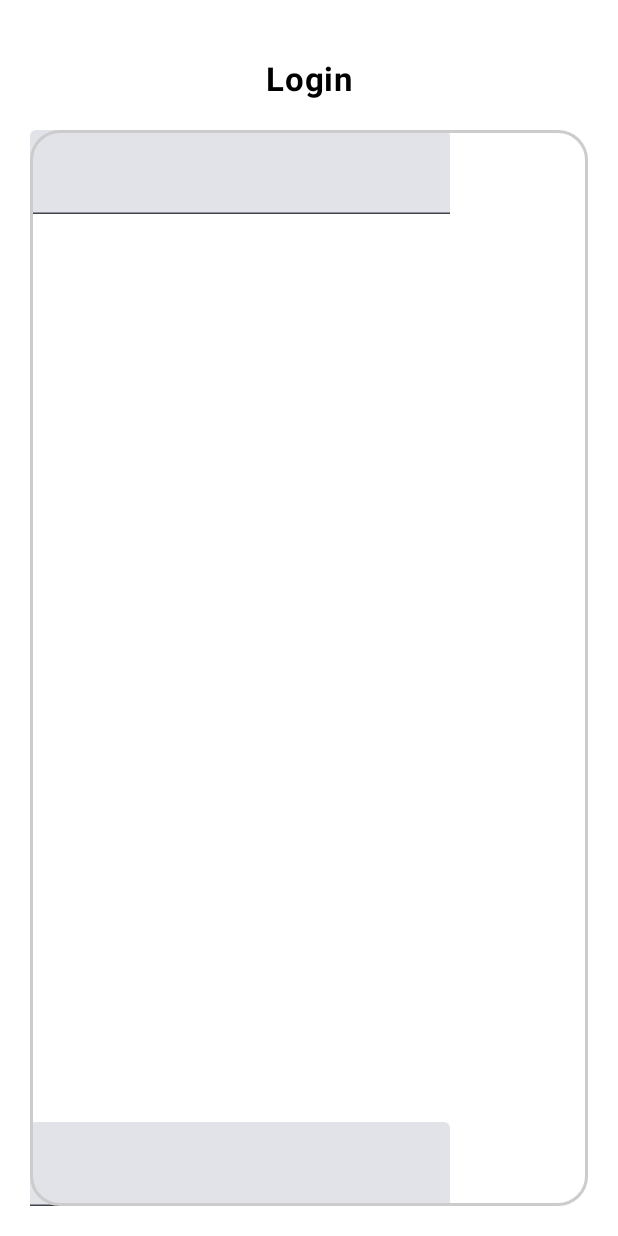
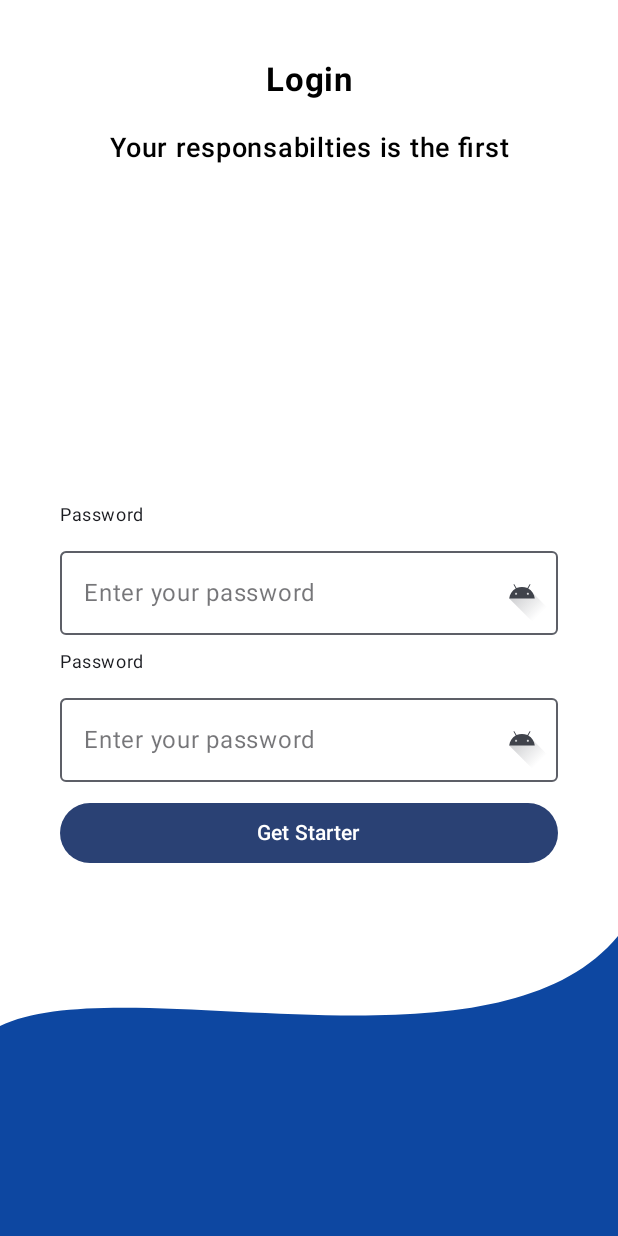
Before and after one commit to yoryi44/PaymentReminder, an Android app built with Jetpack Compose: the screen it shows after launch (MainActivity), after a tap on "Skip", on a phone screen of 412 x 824 dp. Run offline under Robolectric (Android 15) with nearby library versions, the phone set to English and light mode, and no system bars; our stand-ins replace accompanist.

Commit message:
Second Commit Login

```diff
--- a/app/src/main/java/com/example/paymentreminder/authentication/presentation/login/LoginScreen.kt
+++ b/app/src/main/java/com/example/paymentreminder/authentication/presentation/login/LoginScreen.kt
@@ -1,17 +1,31 @@
 package com.example.paymentreminder.authentication.presentation.login
 
+import androidx.compose.foundation.BorderStroke
+import androidx.compose.foundation.Image
 import androidx.compose.foundation.background
+import androidx.compose.foundation.border
+import androidx.compose.foundation.layout.Box
 import androidx.compose.foundation.layout.Column
+import androidx.compose.foundation.layout.aspectRatio
 import androidx.compose.foundation.layout.fillMaxSize
 import androidx.compose.foundation.layout.fillMaxWidth
+import androidx.compose.foundation.layout.height
 import androidx.compose.foundation.layout.padding
+import androidx.compose.foundation.layout.size
+import androidx.compose.foundation.shape.RoundedCornerShape
 import androidx.compose.material3.MaterialTheme
 import androidx.compose.runtime.Composable
+import androidx.compose.ui.Alignment
 import androidx.compose.ui.Modifier
 import androidx.compose.ui.graphics.Color
+import androidx.compose.ui.graphics.graphicsLayer
+import androidx.compose.ui.layout.ContentScale
+import androidx.compose.ui.res.painterResource
 import androidx.compose.ui.text.style.TextAlign
 import androidx.compose.ui.unit.dp
+import com.example.paymentreminder.R
 import com.example.paymentreminder.authentication.presentation.login.components.LoginForm
+import com.example.paymentreminder.core.presentation.PaymentReminderSubtitle
 import com.example.paymentreminder.core.presentation.PaymentReminderTitle
 
 @Composable
@@ -19,13 +33,24 @@ fun LoginScreen(
     modifier: Modifier = Modifier
 ) {
 
-    Column(
+    Box(
         modifier = modifier
             .fillMaxSize()
             .background(MaterialTheme.colorScheme.onSecondary)
+    ) {
+        //FONDO DE PANTALLA LOGIN
+        Image(
+            painter = painterResource(id = R.drawable.background_login),
+            contentDescription = null,
+            modifier = Modifier
+                .fillMaxWidth()
+                .align(Alignment.BottomCenter),
+            contentScale = ContentScale.FillBounds,
+        )
+        Column(
+            modifier = Modifier
                 .padding(20.dp)
         ) {
-
             PaymentReminderTitle(
                 title = "Login",
                 color = Color.Black,
@@ -34,7 +59,14 @@ fun LoginScreen(
                     .fillMaxWidth(),
                 textAlign = TextAlign.Center
             )
+            PaymentReminderSubtitle(
+                subtitle = "Your responsabilties is the first",
+                color = Color.Black,
+                textAlign = TextAlign.Center,
+                modifier = modifier.fillMaxWidth()
+            )
             LoginForm();
+        }
     }
 
 }
--- a/app/src/main/java/com/example/paymentreminder/authentication/presentation/login/components/LoginForm.kt
+++ b/app/src/main/java/com/example/paymentreminder/authentication/presentation/login/components/LoginForm.kt
@@ -1,16 +1,26 @@
 package com.example.paymentreminder.authentication.presentation.login.components
 
 import androidx.compose.foundation.BorderStroke
+import androidx.compose.foundation.Image
 import androidx.compose.foundation.border
 import androidx.compose.foundation.layout.Arrangement
 import androidx.compose.foundation.layout.Column
+import androidx.compose.foundation.layout.Spacer
 
 import androidx.compose.foundation.layout.fillMaxSize
+import androidx.compose.foundation.layout.fillMaxWidth
+import androidx.compose.foundation.layout.padding
+import androidx.compose.foundation.layout.size
 import androidx.compose.foundation.shape.RoundedCornerShape
 import androidx.compose.runtime.Composable
+import androidx.compose.ui.Alignment
 import androidx.compose.ui.Modifier
 import androidx.compose.ui.graphics.Color
+import androidx.compose.ui.res.painterResource
 import androidx.compose.ui.unit.dp
+import com.example.paymentreminder.R
+import com.example.paymentreminder.core.presentation.PaymentRemainderButton
+import com.example.paymentreminder.core.presentation.PaymentReminderSubtitle
 import com.example.paymentreminder.core.presentation.PaymentReminderTextField
 
 @Composable
@@ -19,13 +29,16 @@ fun LoginForm() {
     Column(
         modifier = Modifier
             .fillMaxSize()
-            .border(
-                BorderStroke(2.dp, Color.LightGray),
-                shape = RoundedCornerShape(20.dp)
-            ),
-        verticalArrangement = Arrangement.SpaceBetween
+            .padding(20.dp),
+            horizontalAlignment = Alignment.CenterHorizontally,
+            verticalArrangement = Arrangement.SpaceEvenly
     ) {
-        PaymentReminderTextField()
-        PaymentReminderTextField()
+        Column {
+            PaymentReminderTextField(modifier = Modifier.fillMaxWidth())
+            Spacer(modifier = Modifier.size(10.dp))
+            PaymentReminderTextField(modifier = Modifier.fillMaxWidth())
+            Spacer(modifier = Modifier.size(10.dp))
+            PaymentRemainderButton(onClick = {}, modifier = Modifier.fillMaxWidth())
+        }
     }
 }
--- a/app/src/main/java/com/example/paymentreminder/core/presentation/PaymentRemainderButton.kt
+++ b/app/src/main/java/com/example/paymentreminder/core/presentation/PaymentRemainderButton.kt
@@ -1,16 +1,24 @@
 package com.example.paymentreminder.core.presentation
 
 import androidx.compose.material3.Button
+import androidx.compose.material3.ButtonColors
+import androidx.compose.material3.ButtonDefaults
+import androidx.compose.material3.MaterialTheme
 import androidx.compose.material3.Text
 import androidx.compose.runtime.Composable
 import androidx.compose.ui.Modifier
+import androidx.compose.ui.graphics.Color
 
 @Composable
 fun PaymentRemainderButton(
     modifier: Modifier = Modifier,
     onClick: () -> Unit
 ) {
-    Button(onClick = onClick, modifier = modifier) {
+    Button(
+        onClick = onClick, modifier = modifier, colors = ButtonDefaults.buttonColors(
+            containerColor = MaterialTheme.colorScheme.primary
+        )
+    ) {
         Text(text = "Get Starter")
     }
 }
--- a/app/src/main/java/com/example/paymentreminder/core/presentation/PaymentReminderTextField.kt
+++ b/app/src/main/java/com/example/paymentreminder/core/presentation/PaymentReminderTextField.kt
@@ -1,9 +1,68 @@
 package com.example.paymentreminder.core.presentation
 
-import androidx.compose.material3.TextField
+import androidx.compose.foundation.layout.Column
+import androidx.compose.foundation.layout.fillMaxWidth
+import androidx.compose.foundation.layout.padding
+import androidx.compose.material.ContentAlpha
+import androidx.compose.material3.Icon
+import androidx.compose.material3.IconButton
+import androidx.compose.material3.MaterialTheme
+import androidx.compose.material3.OutlinedTextField
+import androidx.compose.material3.OutlinedTextFieldDefaults
+import androidx.compose.material3.Text
+import androidx.compose.material3.TextFieldDefaults
 import androidx.compose.runtime.Composable
+import androidx.compose.runtime.getValue
+import androidx.compose.runtime.mutableStateOf
+import androidx.compose.runtime.remember
+import androidx.compose.runtime.setValue
+import androidx.compose.ui.Modifier
+import androidx.compose.ui.graphics.vector.ImageVector
+import androidx.compose.ui.res.vectorResource
+import androidx.compose.ui.text.input.PasswordVisualTransformation
+import androidx.compose.ui.text.input.VisualTransformation
+import androidx.compose.ui.unit.dp
+import com.example.paymentreminder.R
 
 @Composable
-fun PaymentReminderTextField() {
-    TextField(value = "", onValueChange = {})
+fun PaymentReminderTextField(
+    modifier: Modifier = Modifier
+) {
+    var password by remember { mutableStateOf("") }
+    var passwordVisibility by remember { mutableStateOf(false) }
+
+    val passwordVisibilityIcon: ImageVector = if (passwordVisibility) {
+        ImageVector.vectorResource(id = R.drawable.ic_launcher_foreground) // Replace with your own icons
+    } else {
+        ImageVector.vectorResource(id = R.drawable.ic_launcher_foreground) // Replace with your own icons
+    }
+
+    Column(
+        modifier = modifier
+    ) {
+        Text(
+            text = "Password",
+            style = MaterialTheme.typography.bodySmall,
+            modifier = Modifier.padding(bottom = 8.dp)
+        )
+        OutlinedTextField(
+            value = password,
+            onValueChange = { password = it },
+            label = { Text("Enter your password") },
+            placeholder = { Text("********") },
+            visualTransformation = if (passwordVisibility) VisualTransformation.None else PasswordVisualTransformation(),
+            trailingIcon = {
+                IconButton(onClick = { passwordVisibility = !passwordVisibility }) {
+                    Icon(imageVector = passwordVisibilityIcon, contentDescription = null)
+                }
+            },
+            modifier = Modifier.fillMaxWidth(),
+            colors = OutlinedTextFieldDefaults.colors(
+                focusedTextColor = MaterialTheme.colorScheme.onSurface,
+                unfocusedTextColor = MaterialTheme.colorScheme.onSurface.copy(alpha = ContentAlpha.medium),
+                focusedLabelColor = MaterialTheme.colorScheme.primary,
+                unfocusedLabelColor = MaterialTheme.colorScheme.onSurface.copy(alpha = ContentAlpha.medium),
+            )
+        )
+    }
 }
--- /dev/null
+++ b/app/src/main/res/drawable/background_login.xml
@@ -0,0 +1,19 @@
+<vector xmlns:android="http://schemas.android.com/apk/res/android"
+    android:width="200dp"
+    android:height="200dp"
+    android:viewportWidth="200"
+    android:viewportHeight="200">
+
+    <!-- Fondo azul -->
+    <path
+        android:fillColor="@color/white"
+        android:pathData="M0,0h200v200H0z" />
+
+    <!-- Forma curva negra -->
+    <path
+        android:fillColor="@color/blue_900"
+        android:pathData="M0,60
+                         C40,20,160,100,200,0
+                         L200,200
+                         L0,200z" />
+</vector>
--- a/app/src/main/res/values/colors.xml
+++ b/app/src/main/res/values/colors.xml
@@ -7,4 +7,10 @@
     <color name="teal_700">#FF018786</color>
     <color name="black">#FF000000</color>
     <color name="white">#FFFFFFFF</color>
+
+    <color name="blue_50">#FFE3F2FD</color>
+    <color name="blue_200">#FF90CAF9</color>
+    <color name="blue_500">#FF2196F3</color>
+    <color name="blue_700">#FF1976D2</color>
+    <color name="blue_900">#FF0D47A1</color>
 </resources>
```
Also changed, not shown: 1 other file. Lines whose indentation alone changed are shown as unchanged.
